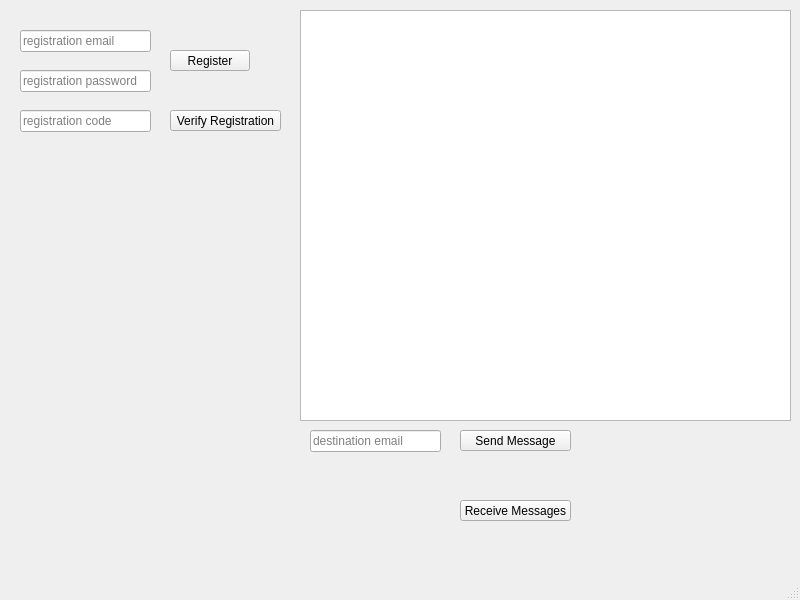
First picture: the form in src/client/mainwindow.ui, repository JohnAgapeyev/SIGEMAIL, before the edit.
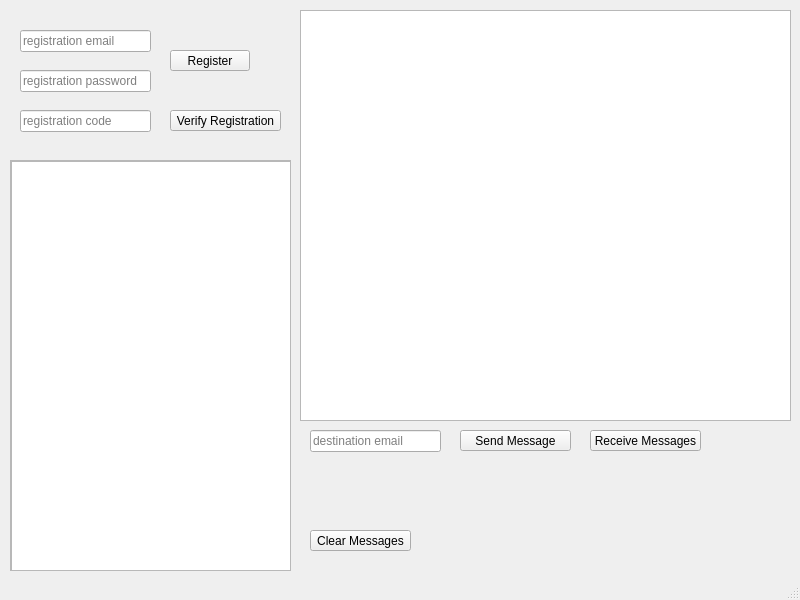
Second picture: the form after the edit.

Commit message: Added message list and clear button

Diff of the .ui file:
```diff
--- a/src/client/mainwindow.ui
+++ b/src/client/mainwindow.ui
@@ -139,8 +139,8 @@
    <widget class="QPushButton" name="recv_btn">
     <property name="geometry">
      <rect>
-      <x>460</x>
-      <y>500</y>
+      <x>590</x>
+      <y>430</y>
       <width>111</width>
       <height>21</height>
      </rect>
@@ -149,6 +149,55 @@
      <string>Receive Messages</string>
     </property>
    </widget>
+   <widget class="QScrollArea" name="scrollArea">
+    <property name="geometry">
+     <rect>
+      <x>10</x>
+      <y>160</y>
+      <width>281</width>
+      <height>411</height>
+     </rect>
+    </property>
+    <property name="widgetResizable">
+     <bool>true</bool>
+    </property>
+    <widget class="QWidget" name="scrollAreaWidgetContents">
+     <property name="geometry">
+      <rect>
+       <x>0</x>
+       <y>0</y>
+       <width>279</width>
+       <height>409</height>
+      </rect>
+     </property>
+     <widget class="QListWidget" name="message_list">
+      <property name="geometry">
+       <rect>
+        <x>0</x>
+        <y>0</y>
+        <width>281</width>
+        <height>411</height>
+       </rect>
+      </property>
+      <property name="frameShadow">
+       <enum>QFrame::Sunken</enum>
+      </property>
+     </widget>
+    </widget>
+   </widget>
+   <widget class="QPushButton" name="clear_messages">
+    <property name="geometry">
+     <rect>
+      <x>310</x>
+      <y>530</y>
+      <width>101</width>
+      <height>21</height>
+     </rect>
+    </property>
+    <property name="text">
+     <string>Clear Messages</string>
+    </property>
+   </widget>
   </widget>
   <widget class="QStatusBar" name="statusbar"/>
  </widget>
```
The commit also changes 3 other files.
